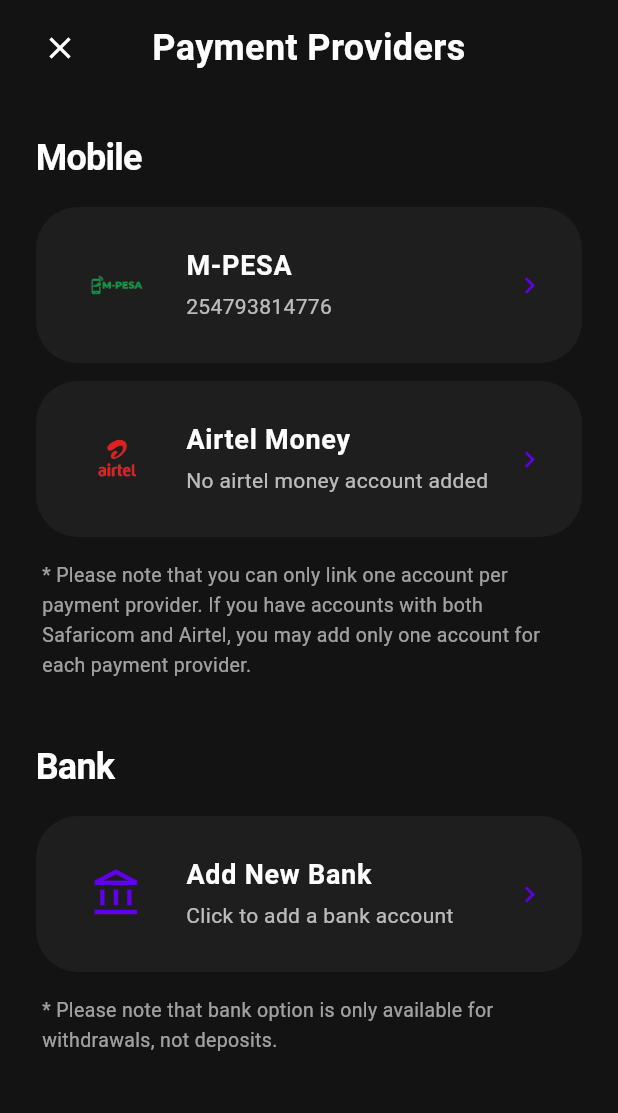
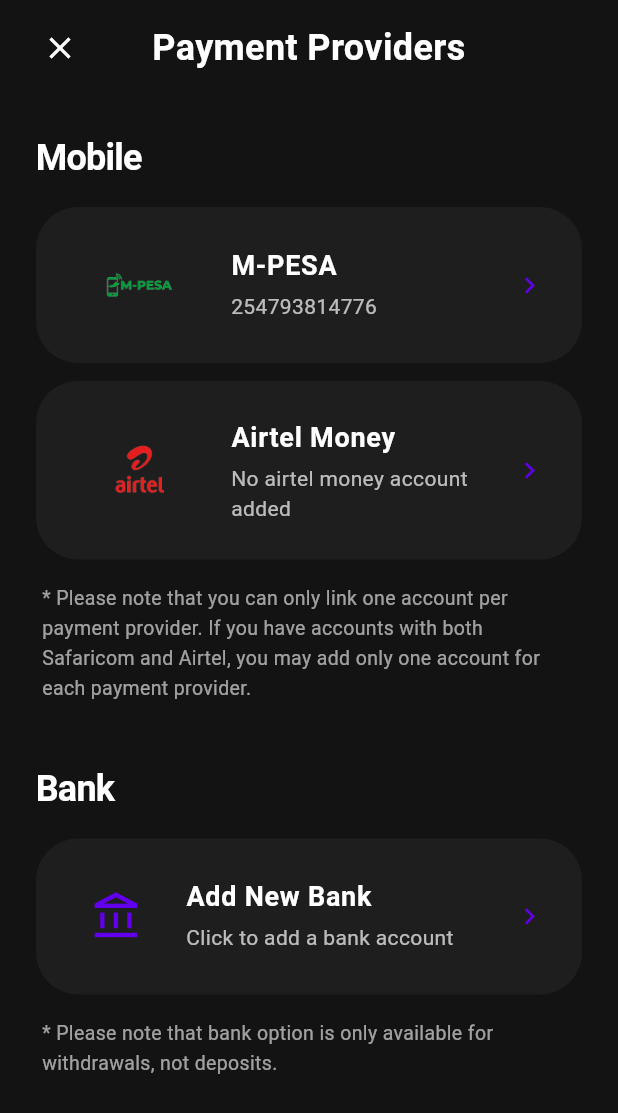
Before and after one commit to melau-eddy/kpesa, a Flutter app: the PaymentProvidersPage screen opened directly, on a phone screen of 412 x 824 dp. Shown: the top 1113 px of the screen. Run offline on Flutter 3.47's test engine with Material 3 defaults, Android fonts, the phone set to English and light mode, and no system bars; our stand-ins replace app_links, flutter_secure_storage; missing offline and left inert: mailer; accounts and stored records are empty.

Commit message:
payment providers

```diff
--- a/lib/screens/payment_providers_page.dart
+++ b/lib/screens/payment_providers_page.dart
@@ -134,11 +134,11 @@
       child: ListTile(
         contentPadding: const EdgeInsets.symmetric(horizontal: 24, vertical: 16),
         leading: SizedBox(
-          width: 60,
+          width: 90, // Increased from 60 to accommodate larger horizontal logos
           child: Center(
             child: customLogo ?? (logoPath != null ? Image.asset(
               logoPath,
-              height: 42,
+              height: 54, // Increased from 42 for a more prominent, mockup-matched look
               fit: BoxFit.contain,
               errorBuilder: (ctx, err, stack) => Icon(Icons.account_balance_wallet, color: accentColor, size: 32),
             ) : const SizedBox()),
```
